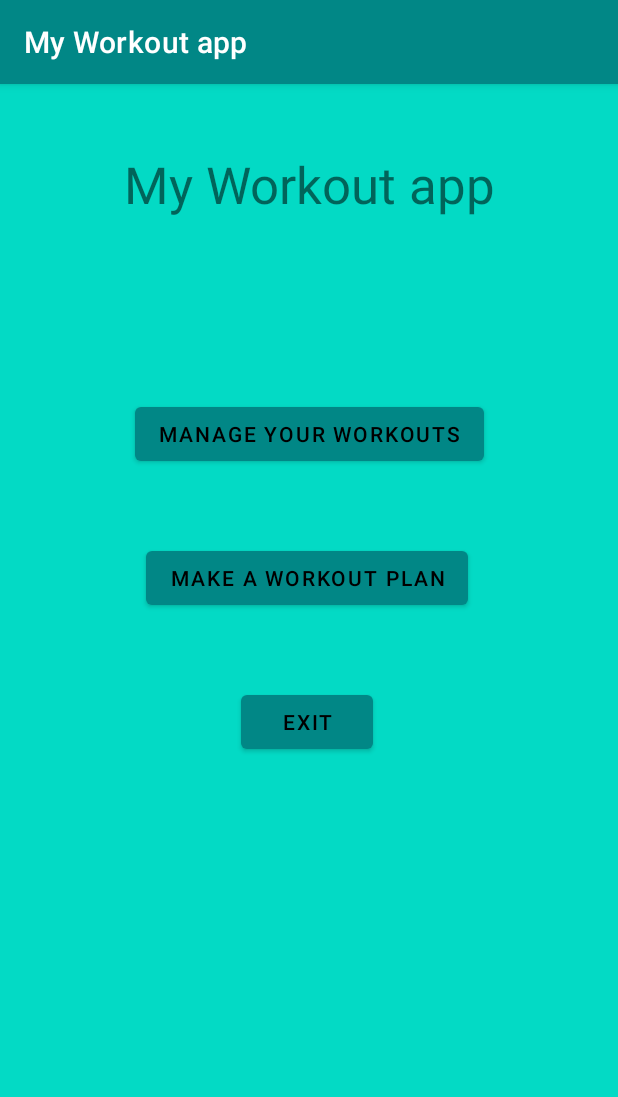
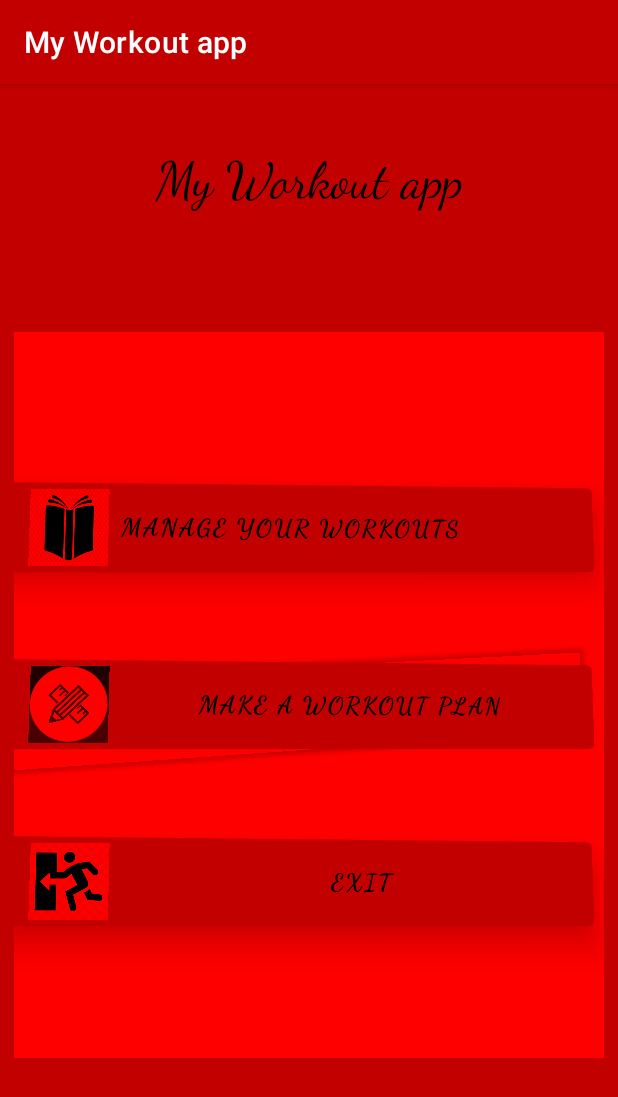
Before and after one commit to nidaloldd/My_Workout_app, an Android app: the screen it shows after launch (MainMenuActivity), on a phone screen of 412 x 824 dp. Shown: the top 1097 px of the screen. Run offline under Robolectric (Android 15) with nearby library versions, the light colour scheme and no system bars.

Commit message:
improve Design

```diff
--- a/app/src/main/java/com/example/my_workout_app/MainMenuActivity.java
+++ b/app/src/main/java/com/example/my_workout_app/MainMenuActivity.java
@@ -49,7 +49,6 @@ public class MainMenuActivity  extends AppCompatActivity  implements View.OnClic
                 System.exit(0);
                 break;
         }
-
     }
     @Override
     public void onBackPressed() {
--- a/app/src/main/res/layout/activity_main_menu.xml
+++ b/app/src/main/res/layout/activity_main_menu.xml
@@ -4,7 +4,8 @@
     xmlns:tools="http://schemas.android.com/tools"
     android:layout_width="match_parent"
     android:layout_height="match_parent"
-    android:background="@color/w0"
+    android:background="@color/p2"
+    android:theme="@style/Theme.My_Workout_app"
     tools:context=".MainMenuActivity">
 
     <TextView
@@ -14,45 +15,73 @@
         android:text="@string/app_name"
         android:textAlignment="center"
         android:textSize="34sp"
+        android:theme="@style/Theme.My_Workout_app"
         app:layout_constraintBottom_toBottomOf="parent"
         app:layout_constraintEnd_toEndOf="parent"
         app:layout_constraintStart_toStartOf="parent"
         app:layout_constraintTop_toTopOf="parent"
         app:layout_constraintVertical_bias="0.063" />
 
+    <LinearLayout
+        android:layout_width="393dp"
+        android:layout_height="484dp"
+        android:background="@color/p3"
+        android:orientation="vertical"
+        app:layout_constraintBottom_toBottomOf="parent"
+        app:layout_constraintEnd_toEndOf="parent"
+        app:layout_constraintStart_toStartOf="parent"
+        app:layout_constraintTop_toBottomOf="@+id/textView"
+        app:layout_constraintVertical_bias="0.303">
+
         <Button
             android:id="@+id/manageButtomID"
-        android:layout_width="wrap_content"
-        android:layout_height="wrap_content"
+            android:layout_width="match_parent"
+            android:layout_height="70dp"
             android:layout_marginTop="96dp"
+            android:rotationX="4"
+            android:rotationY="4"
             android:text="@string/manage_your_workouts"
-        app:layout_constraintBottom_toBottomOf="parent"
-        app:layout_constraintEnd_toEndOf="@+id/textView"
-        app:layout_constraintStart_toStartOf="@+id/textView"
-        app:layout_constraintTop_toBottomOf="@+id/textView"
-        app:layout_constraintVertical_bias="0.0" />
+            android:textAlignment="textStart"
+            android:textColor="@color/Text"
+            android:textSize="16sp"
+            android:textStyle="bold"
+            android:theme="@style/Theme.My_Workout_app"
+            app:icon="@drawable/book"
+            app:iconSize="50dp"
+            app:iconTintMode="multiply" />
 
         <Button
             android:id="@+id/workoutPlan_ButtonID"
-        android:layout_width="wrap_content"
-        android:layout_height="wrap_content"
+            android:layout_width="match_parent"
+            android:layout_height="70dp"
             android:layout_marginTop="48dp"
+            android:rotationX="4"
+            android:rotationY="4"
             android:text="@string/workout_plan"
-        app:layout_constraintBottom_toBottomOf="parent"
-        app:layout_constraintEnd_toEndOf="@+id/manageButtomID"
-        app:layout_constraintHorizontal_bias="0.411"
-        app:layout_constraintStart_toStartOf="@+id/manageButtomID"
-        app:layout_constraintTop_toBottomOf="@+id/manageButtomID"
-        app:layout_constraintVertical_bias="0.0" />
+            android:textColor="@color/Text"
+            android:textSize="16sp"
+            android:textStyle="bold"
+            app:icon="@drawable/make"
+            app:iconSize="50dp"
+            app:iconTintMode="multiply" />
 
         <Button
             android:id="@+id/exit_ButtonID"
-        android:layout_width="wrap_content"
-        android:layout_height="wrap_content"
+            android:layout_width="393dp"
+            android:layout_height="70dp"
             android:layout_marginTop="48dp"
+            android:isScrollContainer="false"
+            android:rotationX="4"
+            android:rotationY="4"
             android:text="@string/exit"
-        app:layout_constraintEnd_toEndOf="@+id/workoutPlan_ButtonID"
-        app:layout_constraintStart_toStartOf="@+id/workoutPlan_ButtonID"
-        app:layout_constraintTop_toBottomOf="@+id/workoutPlan_ButtonID" />
+            android:textColor="@color/Text"
+            android:textSize="16sp"
+            android:textStyle="bold"
+            app:icon="@drawable/exit"
+            app:iconGravity="start"
+            app:iconPadding="20dp"
+            app:iconSize="50dp"
+            app:iconTintMode="multiply" />
+    </LinearLayout>
 
 </androidx.constraintlayout.widget.ConstraintLayout>
--- a/app/src/main/res/layout/exercise_set.xml
+++ b/app/src/main/res/layout/exercise_set.xml
@@ -4,7 +4,7 @@
     xmlns:tools="http://schemas.android.com/tools"
     android:layout_width="match_parent"
     android:layout_height="match_parent"
-    android:background="@color/w0">
+    android:background="@color/p1">
 
     <Button
         android:id="@+id/setButtonID"
@@ -14,6 +14,7 @@
         android:clickable="true"
         android:onClick="set_OnClick"
         android:text="@string/set"
+        android:textColor="@color/Text"
         app:layout_constraintBottom_toBottomOf="parent"
         app:layout_constraintEnd_toEndOf="parent"
         app:layout_constraintStart_toStartOf="parent"
--- a/app/src/main/res/layout/workout_set.xml
+++ b/app/src/main/res/layout/workout_set.xml
@@ -4,7 +4,7 @@
     xmlns:tools="http://schemas.android.com/tools"
     android:layout_width="match_parent"
     android:layout_height="match_parent"
-    android:background="@color/w0">
+    android:background="@color/p1">
 
     <Button
         android:id="@+id/setButtonID"
@@ -14,6 +14,8 @@
         android:clickable="true"
         android:onClick="set_OnClick"
         android:text="@string/set"
+        android:textColor="@color/Text"
+        android:textStyle="bold"
         app:layout_constraintBottom_toBottomOf="parent"
         app:layout_constraintEnd_toEndOf="parent"
         app:layout_constraintStart_toStartOf="parent"
--- a/app/src/main/res/values-night/themes.xml
+++ b/app/src/main/res/values-night/themes.xml
@@ -2,15 +2,17 @@
     <!-- Base application theme. -->
     <style name="Theme.My_Workout_app" parent="Theme.MaterialComponents.DayNight.DarkActionBar">
         <!-- Primary brand color. -->
-        <item name="colorPrimaryVariant">@color/w2</item>
-        <item name="colorPrimary">@color/w1</item>
-        <item name="colorOnPrimary">@color/w0</item>
+        <item name="colorPrimaryVariant">@color/p1</item>
+        <item name="colorPrimary">@color/p2</item>
+        <item name="colorOnPrimary">@color/p3</item>
         <!-- Secondary brand color. -->
-        <item name="colorSecondaryVariant">@color/w2</item>
-        <item name="colorSecondary">@color/w1</item>
-        <item name="colorOnSecondary">@color/w0</item>
+        <item name="colorSecondaryVariant">@color/s1</item>
+        <item name="colorSecondary">@color/s2</item>
+        <item name="colorOnSecondary">@color/s3</item>
         <!-- Status bar color. -->
         <item name="android:statusBarColor" tools:targetApi="l">?attr/colorPrimaryVariant</item>
         <!-- Customize your theme here. -->
+        <item name="android:fontFamily">cursive</item>
+        <item name="android:textColor">@color/black</item>
     </style>
 </resources>
--- a/app/src/main/res/values/colors.xml
+++ b/app/src/main/res/values/colors.xml
@@ -8,16 +8,11 @@
     <color name="black">#FF000000</color>
     <color name="white">#FFFFFFFF</color>
 
-    <color name="w0">#FF03DAC5</color>
-    <color name="g1">#FF000000</color>
-    <color name="g2">#FF018786</color>
-    <color name="g3">#FF000000</color>
-
-
-    <color name="w0w">#AED581</color>
-    <color name="w1">#88A566</color>
-    <color name="w3">#61754B</color>
-    <color name="w">#3B4530</color>
-    <color name="w2">#000000</color>
-
+    <color name="Text">#FF000000</color>
+    <color name="p3">#ff0000</color>
+    <color name="p1">#ff5a36</color>
+    <color name="p2">#c20000</color>
+    <color name="s3">#fcb700</color>
+    <color name="s2">#ffe94d</color>
+    <color name="s1">#c48800</color>
 </resources>
--- a/app/src/main/res/values/themes.xml
+++ b/app/src/main/res/values/themes.xml
@@ -2,15 +2,17 @@
     <!-- Base application theme. -->
     <style name="Theme.My_Workout_app" parent="Theme.MaterialComponents.DayNight.DarkActionBar">
         <!-- Primary brand color. -->
-        <item name="colorPrimaryVariant">@color/g3</item>
-        <item name="colorPrimary">@color/g2</item>
-        <item name="colorOnPrimary">@color/g1</item>
+        <item name="colorPrimaryVariant">@color/p1</item>
+        <item name="colorPrimary">@color/p2</item>
+        <item name="colorOnPrimary">@color/p3</item>
         <!-- Secondary brand color. -->
-        <item name="colorSecondaryVariant">@color/purple_200</item>
-        <item name="colorSecondary">@color/purple_200</item>
-        <item name="colorOnSecondary">@color/purple_200</item>
+        <item name="colorSecondaryVariant">@color/s1</item>
+        <item name="colorSecondary">@color/s2</item>
+        <item name="colorOnSecondary">@color/s3</item>
         <!-- Status bar color. -->
         <item name="android:statusBarColor" tools:targetApi="l">?attr/colorPrimaryVariant</item>
         <!-- Customize your theme here. -->
+        <item name="android:fontFamily">cursive</item>
+        <item name="android:textColor">@color/black</item>
     </style>
 </resources>
```
Also changed, not shown: app/src/main/AndroidManifest.xml (+14 -8 lines), app/src/main/java/com/example/my_workout_app/PlaningActivity.java (+6 -2 lines), app/src/main/res/layout/activity_do_workout.xml (+38 -23 lines), app/src/main/res/layout/activity_manage.xml (+11 -7 lines), app/src/main/res/layout/activity_planing.xml (+31 -22 lines), app/src/main/res/layout/activity_rest.xml (+5 -3 lines), app/src/main/res/layout/list_row.xml (+15 -4 lines), app/src/main/res/drawable/book.png (added), app/src/main/res/drawable/dumbell.jpg (added), app/src/main/res/drawable/exit.jpg (added), app/src/main/res/drawable/make.jpg (added). Lines whose indentation alone changed are shown as unchanged.
